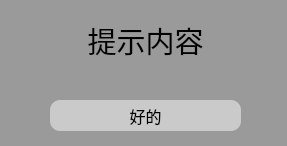
The window that src/view/widget/tipwindow.ui (YinhaoHu/StudySpaceClient) describes before a commit, drawn with Qt 5.
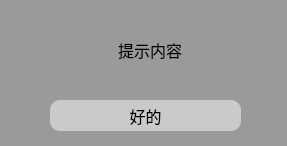
The same window after the commit.

What changed in the file:
```diff
--- a/src/view/widget/tipwindow.ui
+++ b/src/view/widget/tipwindow.ui
@@ -39,17 +39,20 @@
   <widget class="QLabel" name="msgLabel">
    <property name="geometry">
     <rect>
-     <x>40</x>
-     <y>10</y>
-     <width>211</width>
-     <height>61</height>
+     <x>30</x>
+     <y>15</y>
+     <width>240</width>
+     <height>70</height>
     </rect>
    </property>
    <property name="styleSheet">
     <string notr="true">font-size:26px;</string>
    </property>
    <property name="text">
-    <string>&lt;html&gt;&lt;head/&gt;&lt;body&gt;&lt;p align=&quot;center&quot;&gt;&lt;span style=&quot; font-size:22pt;&quot;&gt;提示内容&lt;/span&gt;&lt;/p&gt;&lt;/body&gt;&lt;/html&gt;</string>
+    <string>&lt;html&gt;&lt;head/&gt;&lt;body&gt;&lt;p align=&quot;center&quot;&gt;&lt;span style=&quot; font-size:12pt;&quot;&gt;提示内容&lt;/span&gt;&lt;/p&gt;&lt;/body&gt;&lt;/html&gt;</string>
+   </property>
+   <property name="wordWrap">
+    <bool>true</bool>
    </property>
   </widget>
  </widget>
```
